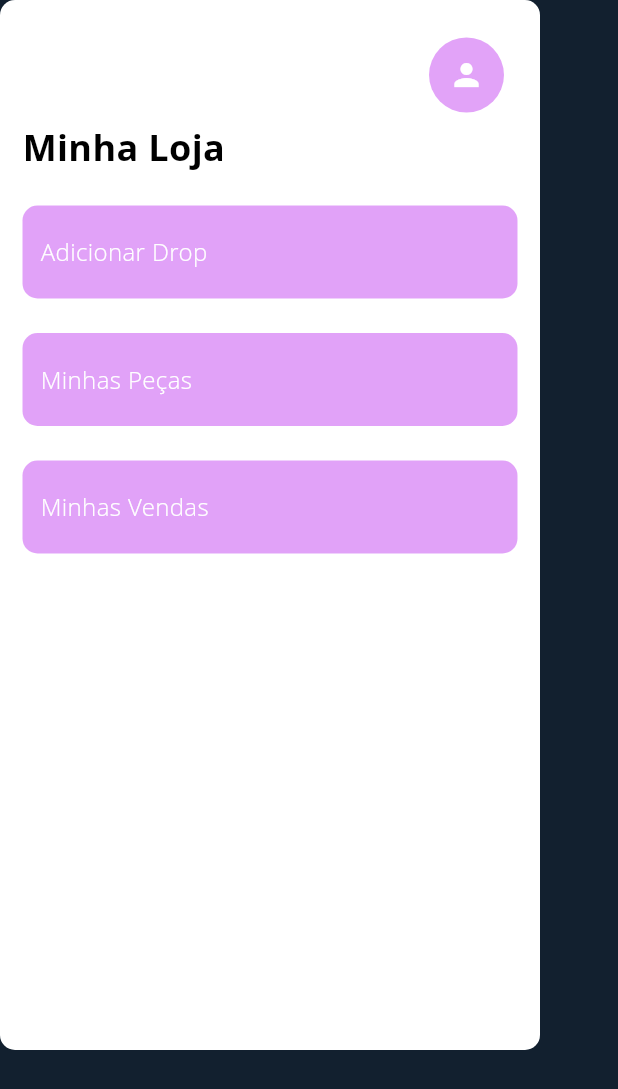
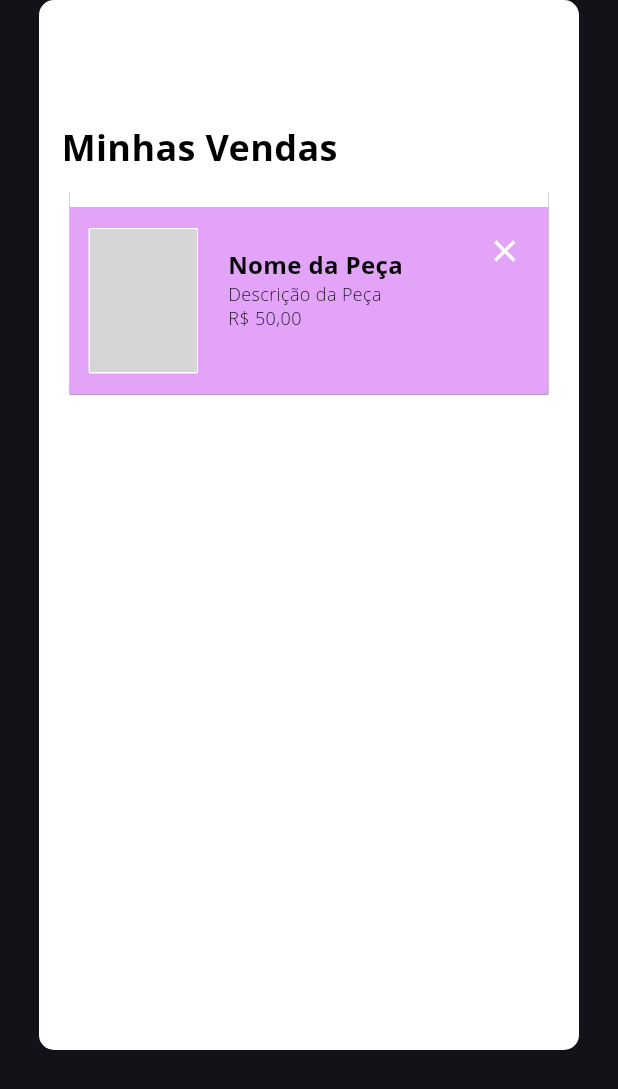
Before and after one commit to JoaoCosme/IHC, a Flutter app: the MinhaLoja widget shown alone on an empty page, opened directly, after a tap on "Minhas Vendas", on a phone screen of 412 x 824 dp. Shown: the top 1089 px of the screen. Run offline on Flutter 3.47's test engine with Material 3 defaults, Android fonts, the phone set to English and light mode, and no system bars; our stand-ins replace image_picker; network calls fail; Roboto replaces fonts that are missing (Open Sans); grey boxes are pictures that could not be loaded.

Commit message:
mudancas pra demo

```diff
--- a/ihc_segunda_costura/lib/admin/editar_peça.dart
+++ b/ihc_segunda_costura/lib/admin/editar_peça.dart
@@ -110,7 +110,7 @@ class _EditarPecaState extends State<EditarPeca> {
                       image: DecorationImage(
                         image: NetworkImage(
                             "https://imgs.search.brave.com/1WJ4SrN0fF6zWGPTa-9EOnOBtqZlRi4N_d1jjxvVFNw/rs:fit:860:0:0/g:ce/aHR0cHM6Ly9tZWRp/YS5nZXR0eWltYWdl/cy5jb20vaWQvNjQx/MDYyNTM4L3Bob3Rv/L2xlYXRoZXItamFj/a2V0LmpwZz9zPTYx/Mng2MTImdz0wJms9/MjAmYz14Vi1XMUw4/Snp6WURRWWJ5SXdw/WVN3b2Z2N2w3cUVY/UXduejJuYWdCem1z/PQ"),
-                        fit: BoxFit.fill,
+                        fit: BoxFit.contain,
                       ),
                       shape: RoundedRectangleBorder(
                         side: BorderSide(
--- a/ihc_segunda_costura/lib/admin/minha_loja.dart
+++ b/ihc_segunda_costura/lib/admin/minha_loja.dart
@@ -1,6 +1,8 @@
 import 'package:flutter/material.dart';
 import 'package:ihc_segunda_costura/admin/minhas_pecas.dart';
 import 'package:ihc_segunda_costura/admin/novo_drop.dart';
+import 'minhas_vendas.dart';
+
 
 class MinhaLoja extends StatefulWidget {
   const MinhaLoja({super.key});
@@ -187,8 +189,12 @@ class _MinhaLojaState extends State<MinhaLoja> {
                               crossAxisAlignment: CrossAxisAlignment.center,
                               children: [
                                 InkWell(
-                                  onTap: () {
-                                    print("Minhas vendas");
+                                  onTap: () => {
+                                    Navigator.push(
+                                      context,
+                                      MaterialPageRoute(
+                                          builder: (context) => MinhasVendas()),
+                                    )
                                   },
                                   child: const Row(
                                     mainAxisSize: MainAxisSize.min,
--- a/ihc_segunda_costura/lib/admin/minhas_pecas.dart
+++ b/ihc_segunda_costura/lib/admin/minhas_pecas.dart
@@ -62,7 +62,7 @@ class _NovoDropState extends State<MinhasPecas> {
                     crossAxisAlignment: CrossAxisAlignment.start,
                     children: [
                       Text(
-                        'Novo Drop',
+                        'Minhas peças',
                         style: TextStyle(
                           color: Colors.black,
                           fontSize: 24,
--- /dev/null
+++ b/ihc_segunda_costura/lib/admin/minhas_vendas.dart
@@ -0,0 +1,73 @@
+import 'package:flutter/material.dart';
+import 'peca_vendida.dart';
+import 'package:ihc_segunda_costura/admin/peca_editavel.dart';
+
+class MinhasVendas extends StatefulWidget {
+  @override
+  _MinhasVendasState createState() => _MinhasVendasState();
+}
+
+class _MinhasVendasState extends State<MinhasVendas> {
+  List<Widget> vendasList = [
+    PecaEditavel(
+      navigateWidget: PecaVendida(),
+    ),
+  ];
+
+  bool showNoSalesWarning = true;
+
+  @override
+  Widget build(BuildContext context) {
+    return Material(
+      child: Column(
+        children: [
+          Container(
+            width: 360,
+            height: 700,
+            clipBehavior: Clip.antiAlias,
+            decoration: ShapeDecoration(
+              color: Colors.white,
+              shape: RoundedRectangleBorder(
+                borderRadius: BorderRadius.circular(10),
+              ),
+            ),
+            child: Stack(
+              children: [
+                // Header section
+                const Positioned(
+                  left: 15,
+                  top: 81,
+                  child: Text(
+                    'Minhas Vendas',
+                    style: TextStyle(
+                      color: Colors.black,
+                      fontSize: 24,
+                      fontFamily: 'Open Sans',
+                      fontWeight: FontWeight.w700,
+                    ),
+                  ),
+                ),
+
+                Positioned(
+                  left: 12.5,
+                  top: 120,
+                  child: Container(
+                    height: 480,
+                    width: 335,
+                    child: ListView.builder(
+                      padding: const EdgeInsets.all(8),
+                      itemCount: vendasList.length,
+                      itemBuilder: (context, index) {
+                        return vendasList[index];
+                      },
+                    ),
+                  ),
+                ),
+              ],
+            ),
+          ),
+        ],
+      ),
+    );
+  }
+}
--- a/ihc_segunda_costura/lib/admin/peca_editavel.dart
+++ b/ihc_segunda_costura/lib/admin/peca_editavel.dart
@@ -50,7 +50,7 @@ class PecaEditavel extends StatelessWidget {
                         image: DecorationImage(
                           image: NetworkImage(
                               "https://imgs.search.brave.com/1WJ4SrN0fF6zWGPTa-9EOnOBtqZlRi4N_d1jjxvVFNw/rs:fit:860:0:0/g:ce/aHR0cHM6Ly9tZWRp/YS5nZXR0eWltYWdl/cy5jb20vaWQvNjQx/MDYyNTM4L3Bob3Rv/L2xlYXRoZXItamFj/a2V0LmpwZz9zPTYx/Mng2MTImdz0wJms9/MjAmYz14Vi1XMUw4/Snp6WURRWWJ5SXdw/WVN3b2Z2N2w3cUVY/UXduejJuYWdCem1z/PQ"),
-                          fit: BoxFit.fill,
+                          fit: BoxFit.contain,
                         ),
                         shape: RoundedRectangleBorder(
                           side: BorderSide(
@@ -74,7 +74,7 @@ class PecaEditavel extends StatelessWidget {
                             crossAxisAlignment: CrossAxisAlignment.start,
                             children: [
                               Text(
-                                'Nome da Peça #1',
+                                'Nome da Peça',
                                 style: TextStyle(
                                   color: Colors.black,
                                   fontSize: 16,
```
Also changed, not shown: ihc_segunda_costura/lib/admin/peca_vendida.dart (added, +392 -0 lines).
